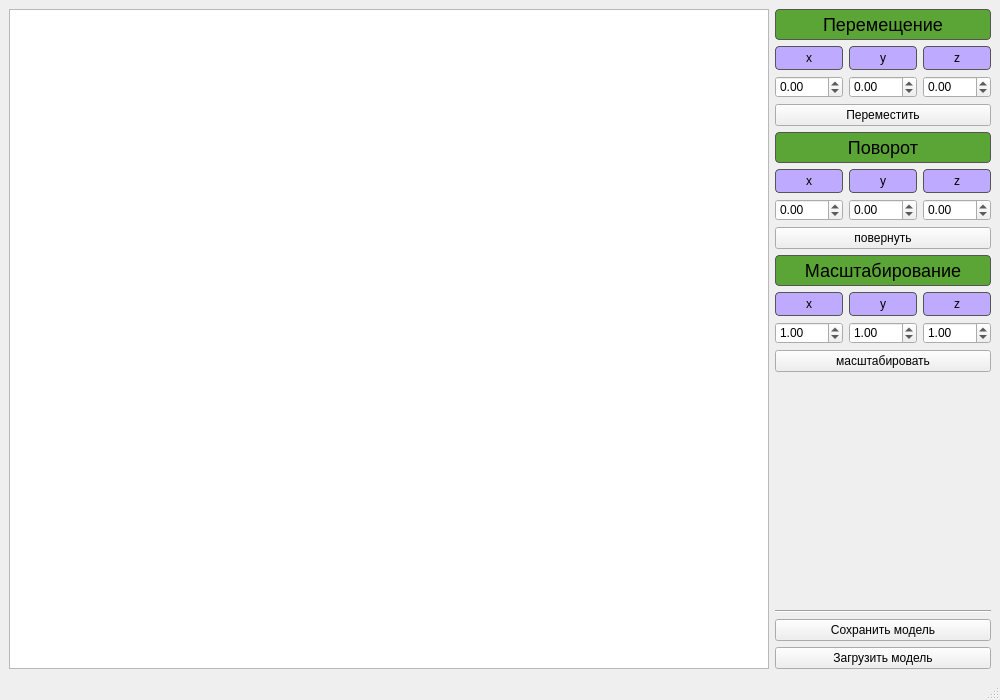
swilldi/BMSTU, file sem_4/oop/lab_03/UI/mainwindow.ui: the form before one commit.
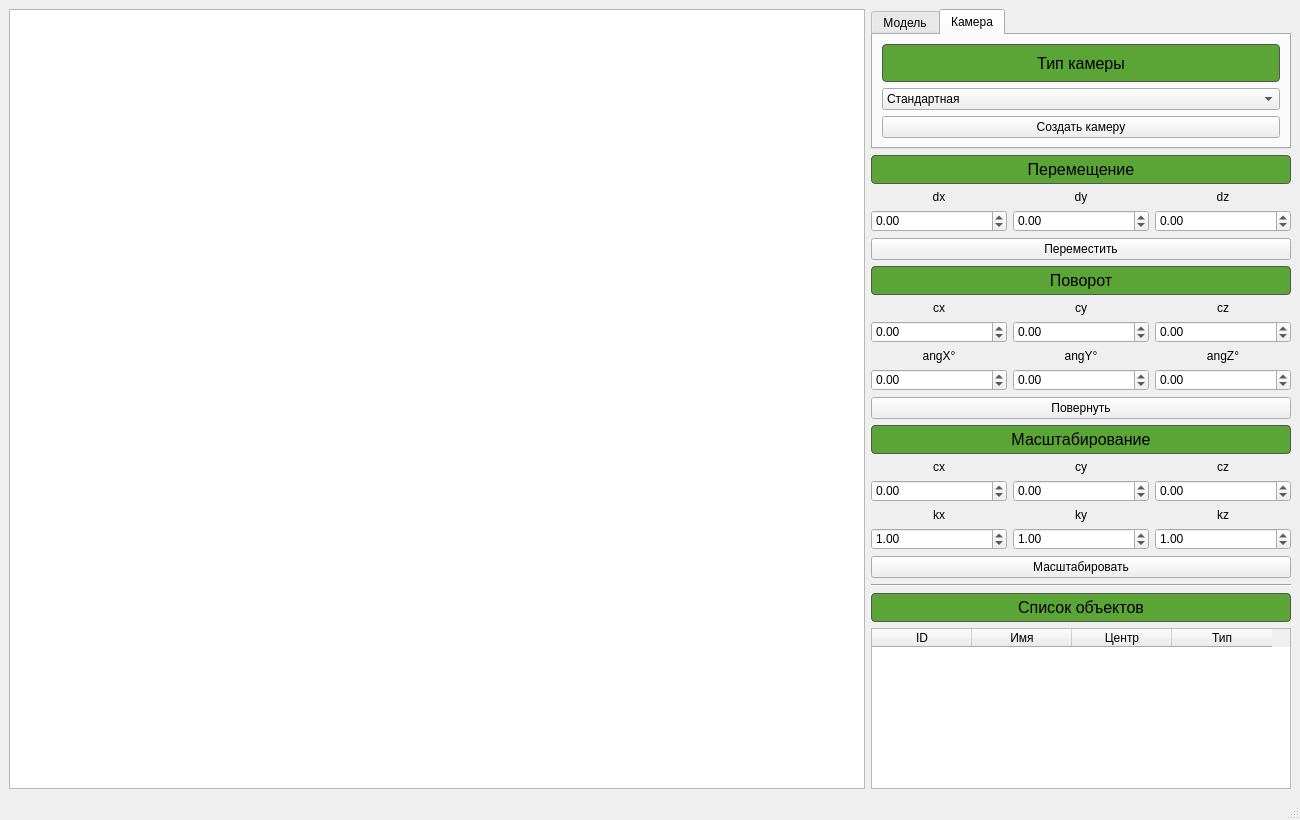
The form after the commit. The open tabs and pages were chosen to show the change.

Diff of the .ui file:
```diff
--- a/sem_4/oop/lab_03/UI/mainwindow.ui
+++ b/sem_4/oop/lab_03/UI/mainwindow.ui
@@ -6,22 +6,23 @@
    <rect>
     <x>0</x>
     <y>0</y>
-    <width>1000</width>
-    <height>700</height>
+    <width>1300</width>
+    <height>820</height>
    </rect>
   </property>
   <property name="minimumSize">
    <size>
-    <width>800</width>
-    <height>600</height>
+    <width>1100</width>
+    <height>700</height>
    </size>
   </property>
   <property name="windowTitle">
    <string>MainWindow</string>
   </property>
   <property name="styleSheet">
-   <string notr="true">QLabel#rotate_label, QLabel#move_label, QLabel#scale_label {
-	font-size: 18px;
+   <string notr="true">QLabel#move_label, QLabel#rotate_label, QLabel#scale_label,
+QLabel#model_label, QLabel#camera_label, QLabel#objects_label {
+    font-size: 16px;
     background-color: rgb(90, 165, 53);
     color: black;
     border: 1px solid #555;
@@ -29,14 +30,16 @@
     padding: 4px;
 }
 
-QLabel#rotate_x_label, QLabel#rotate_y_label, QLabel#rotate_z_label,
 QLabel#move_x_label, QLabel#move_y_label, QLabel#move_z_label,
-QLabel#scale_x_label, QLabel#scale_y_label, QLabel#scale_z_label {
-  background-color: rgb(190, 171, 255);
-  color: black;
-  border: 1px solid #555;
-  border-radius: 4px;
-  padding: 4px;
+QLabel#rotate_cx_label, QLabel#rotate_cy_label, QLabel#rotate_cz_label,
+QLabel#rotate_ax_label, QLabel#rotate_ay_label, QLabel#rotate_az_label,
+QLabel#scale_cx_label, QLabel#scale_cy_label, QLabel#scale_cz_label,
+QLabel#scale_kx_label, QLabel#scale_ky_label, QLabel#scale_kz_label {
+    background-color: rgb(190, 171, 255);
+    color: black;
+    border: 1px solid #555;
+    border-radius: 4px;
+    padding: 2px;
 }</string>
   </property>
   <widget class="QWidget" name="centralwidget">
@@ -44,14 +47,14 @@
     <item>
      <widget class="QGraphicsView" name="graphicsView">
       <property name="sizePolicy">
-       <sizepolicy hsizetype="Preferred" vsizetype="Preferred">
+       <sizepolicy hsizetype="Expanding" vsizetype="Expanding">
         <horstretch>0</horstretch>
         <verstretch>0</verstretch>
        </sizepolicy>
       </property>
       <property name="minimumSize">
        <size>
-        <width>0</width>
+        <width>600</width>
         <height>0</height>
        </size>
       </property>
@@ -66,22 +69,31 @@
     <item>
      <layout class="QVBoxLayout" name="verticalLayout_4">
       <item>
-       <layout class="QVBoxLayout" name="rotate_group">
-        <item>
-         <layout class="QVBoxLayout" name="move_group">
+       <widget class="QTabWidget" name="tabWidget">
+        <property name="sizePolicy">
+         <sizepolicy hsizetype="Preferred" vsizetype="Fixed">
+          <horstretch>0</horstretch>
+          <verstretch>0</verstretch>
+         </sizepolicy>
+        </property>
+        <property name="minimumSize">
+         <size>
+          <width>420</width>
+          <height>140</height>
+         </size>
+        </property>
+        <property name="currentIndex">
+         <number>0</number>
+        </property>
+        <widget class="QWidget" name="tabModel">
+         <attribute name="title">
+          <string>Модель</string>
+         </attribute>
+         <layout class="QVBoxLayout" name="tabModelLayout">
           <item>
-           <widget class="QLabel" name="move_label">
-            <property name="sizePolicy">
-             <sizepolicy hsizetype="Preferred" vsizetype="Expanding">
-              <horstretch>0</horstretch>
-              <verstretch>0</verstretch>
-             </sizepolicy>
-            </property>
-            <property name="styleSheet">
-             <string notr="true">F</string>
-            </property>
+           <widget class="QLabel" name="model_label">
             <property name="text">
-             <string>Перемещение</string>
+             <string>Внутреннее представление</string>
             </property>
             <property name="alignment">
              <set>Qt::AlignmentFlag::AlignCenter</set>
@@ -89,132 +101,132 @@
            </widget>
           </item>
           <item>
-           <layout class="QHBoxLayout" name="horizontalLayout_3">
+           <widget class="QComboBox" name="modelReprList">
             <item>
-             <widget class="QLabel" name="move_x_label">
-              <property name="sizePolicy">
-               <sizepolicy hsizetype="Preferred" vsizetype="Fixed">
-                <horstretch>0</horstretch>
-                <verstretch>0</verstretch>
-               </sizepolicy>
-              </property>
-              <property name="text">
-               <string>x</string>
-              </property>
-              <property name="alignment">
-               <set>Qt::AlignmentFlag::AlignCenter</set>
-              </property>
-             </widget>
+             <property name="text">
+              <string>Список точек и рёбер</string>
+             </property>
             </item>
             <item>
-             <widget class="QLabel" name="move_y_label">
-              <property name="sizePolicy">
-               <sizepolicy hsizetype="Preferred" vsizetype="Fixed">
-                <horstretch>0</horstretch>
-                <verstretch>0</verstretch>
-               </sizepolicy>
-              </property>
-              <property name="text">
-               <string>y</string>
-              </property>
-              <property name="alignment">
-               <set>Qt::AlignmentFlag::AlignCenter</set>
-              </property>
-             </widget>
+             <property name="text">
+              <string>Матрица смежности</string>
+             </property>
             </item>
-            <item>
-             <widget class="QLabel" name="move_z_label">
-              <property name="sizePolicy">
-               <sizepolicy hsizetype="Preferred" vsizetype="Fixed">
-                <horstretch>0</horstretch>
-                <verstretch>0</verstretch>
-               </sizepolicy>
-              </property>
-              <property name="text">
-               <string>z</string>
-              </property>
-              <property name="alignment">
-               <set>Qt::AlignmentFlag::AlignCenter</set>
-              </property>
-             </widget>
-            </item>
-           </layout>
+           </widget>
           </item>
           <item>
-           <layout class="QHBoxLayout" name="horizontalLayout_4">
-            <property name="spacing">
-             <number>-1</number>
+           <widget class="QPushButton" name="loadModelBtn">
+            <property name="text">
+             <string>Загрузить модель</string>
             </property>
-            <property name="leftMargin">
-             <number>0</number>
+           </widget>
+          </item>
+         </layout>
+        </widget>
+        <widget class="QWidget" name="tabCamera">
+         <attribute name="title">
+          <string>Камера</string>
+         </attribute>
+         <layout class="QVBoxLayout" name="tabCameraLayout">
+          <item>
+           <widget class="QLabel" name="camera_label">
+            <property name="text">
+             <string>Тип камеры</string>
             </property>
-            <property name="topMargin">
-             <number>0</number>
+            <property name="alignment">
+             <set>Qt::AlignmentFlag::AlignCenter</set>
             </property>
+           </widget>
+          </item>
+          <item>
+           <widget class="QComboBox" name="cameraTypeList">
             <item>
-             <widget class="QDoubleSpinBox" name="move_x">
-              <property name="sizePolicy">
-               <sizepolicy hsizetype="Minimum" vsizetype="Fixed">
-                <horstretch>0</horstretch>
-                <verstretch>0</verstretch>
-               </sizepolicy>
-              </property>
-              <property name="minimum">
-               <double>-100.000000000000000</double>
-              </property>
-              <property name="maximum">
-               <double>100.000000000000000</double>
-              </property>
-             </widget>
+             <property name="text">
+              <string>Стандартная</string>
+             </property>
             </item>
-            <item>
-             <widget class="QDoubleSpinBox" name="move_y">
-              <property name="minimum">
-               <double>-100.000000000000000</double>
-              </property>
-              <property name="maximum">
-               <double>100.000000000000000</double>
-              </property>
-             </widget>
-            </item>
-            <item>
-             <widget class="QDoubleSpinBox" name="move_z">
-              <property name="minimum">
-               <double>-100.000000000000000</double>
-              </property>
-              <property name="maximum">
-               <double>100.000000000000000</double>
-              </property>
-             </widget>
-            </item>
-           </layout>
+           </widget>
           </item>
           <item>
-           <widget class="QPushButton" name="move_button">
-            <property name="sizePolicy">
-             <sizepolicy hsizetype="Minimum" vsizetype="Fixed">
-              <horstretch>0</horstretch>
-              <verstretch>0</verstretch>
-             </sizepolicy>
-            </property>
+           <widget class="QPushButton" name="createCameraBtn">
             <property name="text">
-             <string>Переместить</string>
+             <string>Создать камеру</string>
             </property>
            </widget>
           </item>
          </layout>
+        </widget>
+       </widget>
+      </item>
+      <item>
+       <layout class="QVBoxLayout" name="moveGroup">
+        <item>
+         <widget class="QLabel" name="move_label">
+          <property name="text">
+           <string>Перемещение</string>
+          </property>
+          <property name="alignment">
+           <set>Qt::AlignmentFlag::AlignCenter</set>
+          </property>
+         </widget>
         </item>
+        <item>
+         <layout class="QHBoxLayout" name="moveLabelsRow">
+          <item>
+           <widget class="QLabel" name="move_x_label">
+            <property name="text"><string>dx</string></property>
+            <property name="alignment"><set>Qt::AlignmentFlag::AlignCenter</set></property>
+           </widget>
+          </item>
+          <item>
+           <widget class="QLabel" name="move_y_label">
+            <property name="text"><string>dy</string></property>
+            <property name="alignment"><set>Qt::AlignmentFlag::AlignCenter</set></property>
+           </widget>
+          </item>
+          <item>
+           <widget class="QLabel" name="move_z_label">
+            <property name="text"><string>dz</string></property>
+            <property name="alignment"><set>Qt::AlignmentFlag::AlignCenter</set></property>
+           </widget>
+          </item>
+         </layout>
+        </item>
+        <item>
+         <layout class="QHBoxLayout" name="moveInputsRow">
+          <item>
+           <widget class="QDoubleSpinBox" name="dxOffsetInput">
+            <property name="minimum"><double>-1000.000000000000000</double></property>
+            <property name="maximum"><double>1000.000000000000000</double></property>
+           </widget>
+          </item>
+          <item>
+           <widget class="QDoubleSpinBox" name="dyOffsetInput">
+            <property name="minimum"><double>-1000.000000000000000</double></property>
+            <property name="maximum"><double>1000.000000000000000</double></property>
+           </widget>
+          </item>
+          <item>
+           <widget class="QDoubleSpinBox" name="dzOffsetInput">
+            <property name="minimum"><double>-1000.000000000000000</double></property>
+            <property name="maximum"><double>1000.000000000000000</double></property>
+           </widget>
+          </item>
+         </layout>
+        </item>
+        <item>
+         <widget class="QPushButton" name="applyShiftBtn">
+          <property name="text">
+           <string>Переместить</string>
+          </property>
+         </widget>
+        </item>
+       </layout>
+      </item>
+      <item>
+       <layout class="QVBoxLayout" name="rotateGroup">
         <item>
          <widget class="QLabel" name="rotate_label">
-          <property name="sizePolicy">
-           <sizepolicy hsizetype="Preferred" vsizetype="Fixed">
-            <horstretch>0</horstretch>
-            <verstretch>0</verstretch>
-           </sizepolicy>
-          </property>
-          <property name="styleSheet">
-           <string notr="true">F</string>
-          </property>
           <property name="text">
            <string>Поворот</string>
           </property>
@@ -224,101 +236,97 @@
          </widget>
         </item>
         <item>
-         <layout class="QHBoxLayout" name="horizontalLayout_2">
+         <layout class="QHBoxLayout" name="rotateCenterLabelsRow">
           <item>
-           <widget class="QLabel" name="rotate_x_label">
-            <property name="sizePolicy">
-             <sizepolicy hsizetype="Preferred" vsizetype="Fixed">
-              <horstretch>0</horstretch>
-              <verstretch>0</verstretch>
-             </sizepolicy>
-            </property>
-            <property name="text">
-             <string>x</string>
-            </property>
-            <property name="alignment">
-             <set>Qt::AlignmentFlag::AlignCenter</set>
-            </property>
+           <widget class="QLabel" name="rotate_cx_label">
+            <property name="text"><string>cx</string></property>
+            <property name="alignment"><set>Qt::AlignmentFlag::AlignCenter</set></property>
            </widget>
           </item>
           <item>
-           <widget class="QLabel" name="rotate_y_label">
-            <property name="sizePolicy">
-             <sizepolicy hsizetype="Preferred" vsizetype="Fixed">
-              <horstretch>0</horstretch>
-              <verstretch>0</verstretch>
-             </sizepolicy>
-            </property>
-            <property name="text">
-             <string>y</string>
-            </property>
-            <property name="alignment">
-             <set>Qt::AlignmentFlag::AlignCenter</set>
-            </property>
+           <widget class="QLabel" name="rotate_cy_label">
+            <property name="text"><string>cy</string></property>
+            <property name="alignment"><set>Qt::AlignmentFlag::AlignCenter</set></property>
            </widget>
           </item>
           <item>
-           <widget class="QLabel" name="rotate_z_label">
-            <property name="sizePolicy">
-             <sizepolicy hsizetype="Preferred" vsizetype="Fixed">
-              <horstretch>0</horstretch>
-              <verstretch>0</verstretch>
-             </sizepolicy>
-            </property>
-            <property name="text">
-             <string>z</string>
-            </property>
-            <property name="alignment">
-             <set>Qt::AlignmentFlag::AlignCenter</set>
-            </property>
+           <widget class="QLabel" name="rotate_cz_label">
+            <property name="text"><string>cz</string></property>
+            <property name="alignment"><set>Qt::AlignmentFlag::AlignCenter</set></property>
            </widget>
           </item>
          </layout>
         </item>
         <item>
-         <layout class="QHBoxLayout" name="horizontalLayout">
+         <layout class="QHBoxLayout" name="rotateCenterInputsRow">
           <item>
-           <widget class="QDoubleSpinBox" name="rotate_x">
-            <property name="minimum">
-             <double>-100.000000000000000</double>
-            </property>
-            <property name="maximum">
-             <double>100.000000000000000</double>
-            </property>
+           <widget class="QDoubleSpinBox" name="centerXRotate">
+            <property name="minimum"><double>-1000.000000000000000</double></property>
+            <property name="maximum"><double>1000.000000000000000</double></property>
            </widget>
           </item>
           <item>
-           <widget class="QDoubleSpinBox" name="rotate_y">
-            <property name="minimum">
-             <double>-100.000000000000000</double>
-            </property>
-            <property name="maximum">
-             <double>100.000000000000000</double>
-            </property>
+           <widget class="QDoubleSpinBox" name="centerYRotate">
+            <property name="minimum"><double>-1000.000000000000000</double></property>
+            <property name="maximum"><double>1000.000000000000000</double></property>
            </widget>
           </item>
           <item>
-           <widget class="QDoubleSpinBox" name="rotate_z">
-            <property name="minimum">
-             <double>-100.000000000000000</double>
-            </property>
-            <property name="maximum">
-             <double>100.000000000000000</double>
-            </property>
+           <widget class="QDoubleSpinBox" name="centerZRotate">
+            <property name="minimum"><double>-1000.000000000000000</double></property>
+            <property name="maximum"><double>1000.000000000000000</double></property>
            </widget>
           </item>
          </layout>
         </item>
         <item>
-         <widget class="QPushButton" name="rotate_button">
-          <property name="sizePolicy">
-           <sizepolicy hsizetype="Preferred" vsizetype="Fixed">
-            <horstretch>0</horstretch>
-            <verstretch>0</verstretch>
-           </sizepolicy>
-          </property>
+         <layout class="QHBoxLayout" name="rotateAngleLabelsRow">
+          <item>
+           <widget class="QLabel" name="rotate_ax_label">
+            <property name="text"><string>angX°</string></property>
+            <property name="alignment"><set>Qt::AlignmentFlag::AlignCenter</set></property>
+           </widget>
+          </item>
+          <item>
+           <widget class="QLabel" name="rotate_ay_label">
+            <property name="text"><string>angY°</string></property>
+            <property name="alignment"><set>Qt::AlignmentFlag::AlignCenter</set></property>
+           </widget>
+          </item>
+          <item>
+           <widget class="QLabel" name="rotate_az_label">
+            <property name="text"><string>angZ°</string></property>
+            <property name="alignment"><set>Qt::AlignmentFlag::AlignCenter</set></property>
+           </widget>
+          </item>
+         </layout>
+        </item>
+        <item>
+         <layout class="QHBoxLayout" name="rotateAngleInputsRow">
+          <item>
+           <widget class="QDoubleSpinBox" name="angleXRotate">
+            <property name="minimum"><double>-360.000000000000000</double></property>
+            <property name="maximum"><double>360.000000000000000</double></property>
+           </widget>
+          </item>
+          <item>
+           <widget class="QDoubleSpinBox" name="angleYRotate">
+            <property name="minimum"><double>-360.000000000000000</double></property>
+            <property name="maximum"><double>360.000000000000000</double></property>
+           </widget>
+          </item>
+          <item>
+           <widget class="QDoubleSpinBox" name="angleZRotate">
+            <property name="minimum"><double>-360.000000000000000</double></property>
+            <property name="maximum"><double>360.000000000000000</double></property>
+           </widget>
+          </item>
+         </layout>
+        </item>
+        <item>
+         <widget class="QPushButton" name="applyRotateBtn">
           <property name="text">
-           <string>повернуть</string>
+           <string>Повернуть</string>
           </property>
          </widget>
         </item>
@@ -328,15 +336,6 @@
        <layout class="QVBoxLayout" name="scale_group">
         <item>
          <widget class="QLabel" name="scale_label">
-          <property name="sizePolicy">
-           <sizepolicy hsizetype="Preferred" vsizetype="Fixed">
-            <horstretch>0</horstretch>
-            <verstretch>0</verstretch>
-           </sizepolicy>
-          </property>
-          <property name="styleSheet">
-           <string notr="true">F</string>
-          </property>
           <property name="text">
            <string>Масштабирование</string>
           </property>
@@ -348,51 +347,21 @@
         <item>
          <layout class="QHBoxLayout" name="horizontalLayout_5">
           <item>
-           <widget class="QLabel" name="scale_x_label">
-            <property name="sizePolicy">
-             <sizepolicy hsizetype="Preferred" vsizetype="Fixed">
-              <horstretch>0</horstretch>
-              <verstretch>0</verstretch>
-             </sizepolicy>
-            </property>
-            <property name="text">
-             <string>x</string>
-            </property>
-            <property name="alignment">
-             <set>Qt::AlignmentFlag::AlignCenter</set>
-            </property>
+           <widget class="QLabel" name="scale_cx_label">
+            <property name="text"><string>cx</string></property>
+            <property name="alignment"><set>Qt::AlignmentFlag::AlignCenter</set></property>
            </widget>
           </item>
           <item>
-           <widget class="QLabel" name="scale_y_label">
-            <property name="sizePolicy">
-             <sizepolicy hsizetype="Preferred" vsizetype="Fixed">
-              <horstretch>0</horstretch>
-              <verstretch>0</verstretch>
-             </sizepolicy>
-            </property>
-            <property name="text">
-             <string>y</string>
-            </property>
-            <property name="alignment">
-             <set>Qt::AlignmentFlag::AlignCenter</set>
-            </property>
+           <widget class="QLabel" name="scale_cy_label">
+            <property name="text"><string>cy</string></property>
+            <property name="alignment"><set>Qt::AlignmentFlag::AlignCenter</set></property>
            </widget>
           </item>
           <item>
-           <widget class="QLabel" name="scale_z_label">
-            <property name="sizePolicy">
-             <sizepolicy hsizetype="Preferred" vsizetype="Fixed">
-              <horstretch>0</horstretch>
-              <verstretch>0</verstretch>
-             </sizepolicy>
-            </property>
-            <property name="text">
-             <string>z</string>
-            </property>
-            <property name="alignment">
-             <set>Qt::AlignmentFlag::AlignCenter</set>
-            </property>
+           <widget class="QLabel" name="scale_cz_label">
+            <property name="text"><string>cz</string></property>
+            <property name="alignment"><set>Qt::AlignmentFlag::AlignCenter</set></property>
            </widget>
           </item>
          </layout>
@@ -400,101 +369,137 @@
         <item>
          <layout class="QHBoxLayout" name="horizontalLayout_6">
           <item>
-           <widget class="QDoubleSpinBox" name="scale_x">
-            <property name="minimum">
-             <double>0.010000000000000</double>
-            </property>
-            <property name="maximum">
-             <double>100.000000000000000</double>
-            </property>
-            <property name="value">
-             <double>1.000000000000000</double>
-            </property>
+           <widget class="QDoubleSpinBox" name="centerXScale">
+            <property name="minimum"><double>-1000.000000000000000</double></property>
+            <property name="maximum"><double>1000.000000000000000</double></property>
            </widget>
           </item>
           <item>
-           <widget class="QDoubleSpinBox" name="scale_y">
-            <property name="minimum">
-             <double>0.010000000000000</double>
-            </property>
-            <property name="maximum">
-             <double>100.000000000000000</double>
-            </property>
-            <property name="value">
-             <double>1.000000000000000</double>
-            </property>
+           <widget class="QDoubleSpinBox" name="centerYScale">
+            <property name="minimum"><double>-1000.000000000000000</double></property>
+            <property name="maximum"><double>1000.000000000000000</double></property>
            </widget>
           </item>
           <item>
-           <widget class="QDoubleSpinBox" name="scale_z">
-            <property name="minimum">
-             <double>0.010000000000000</double>
-            </property>
-            <property name="maximum">
-             <double>100.000000000000000</double>
-            </property>
-            <property name="value">
-             <double>1.000000000000000</double>
-            </property>
+           <widget class="QDoubleSpinBox" name="centerZScale">
+            <property name="minimum"><double>-1000.000000000000000</double></property>
+            <property name="maximum"><double>1000.000000000000000</double></property>
            </widget>
           </item>
          </layout>
         </item>
         <item>
-         <widget class="QPushButton" name="scale_button">
-          <property name="sizePolicy">
-           <sizepolicy hsizetype="Preferred" vsizetype="Fixed">
-            <horstretch>0</horstretch>
-            <verstretch>0</verstretch>
-           </sizepolicy>
-          </property>
+         <layout class="QHBoxLayout" name="scaleKLabelsRow">
+          <item>
+           <widget class="QLabel" name="scale_kx_label">
+            <property name="text"><string>kx</string></property>
+            <property name="alignment"><set>Qt::AlignmentFlag::AlignCenter</set></property>
+           </widget>
+          </item>
+          <item>
+           <widget class="QLabel" name="scale_ky_label">
+            <property name="text"><string>ky</string></property>
+            <property name="alignment"><set>Qt::AlignmentFlag::AlignCenter</set></property>
+           </widget>
+          </item>
+          <item>
+           <widget class="QLabel" name="scale_kz_label">
+            <property name="text"><string>kz</string></property>
+            <property name="alignment"><set>Qt::AlignmentFlag::AlignCenter</set></property>
+           </widget>
+          </item>
+         </layout>
+        </item>
+        <item>
+         <layout class="QHBoxLayout" name="scaleKInputsRow">
+          <item>
+           <widget class="QDoubleSpinBox" name="kXScale">
+            <property name="minimum"><double>0.010000000000000</double></property>
+            <property name="maximum"><double>100.000000000000000</double></property>
+            <property name="value"><double>1.000000000000000</double></property>
+           </widget>
+          </item>
+          <item>
+           <widget class="QDoubleSpinBox" name="kYScale">
+            <property name="minimum"><double>0.010000000000000</double></property>
+            <property name="maximum"><double>100.000000000000000</double></property>
+            <property name="value"><double>1.000000000000000</double></property>
+           </widget>
+          </item>
+          <item>
+           <widget class="QDoubleSpinBox" name="kZScale">
+            <property name="minimum"><double>0.010000000000000</double></property>
+            <property name="maximum"><double>100.000000000000000</double></property>
+            <property name="value"><double>1.000000000000000</double></property>
+           </widget>
+          </item>
+         </layout>
+        </item>
+        <item>
+         <widget class="QPushButton" name="applyScaleBtn">
           <property name="text">
-           <string>масштабировать</string>
+           <string>Масштабировать</string>
           </property>
          </widget>
         </item>
        </layout>
       </item>
       <item>
-       <spacer name="verticalSpacer">
+       <widget class="Line" name="separator">
         <property name="orientation">
-         <enum>Qt::Orientation::Vertical</enum>
+         <enum>Qt::Orientation::Horizontal</enum>
         </property>
-        <property name="sizeHint" stdset="0">
+       </widget>
+      </item>
+      <item>
+       <widget class="QLabel" name="objects_label">
+        <property name="text">
+         <string>Список объектов</string>
+        </property>
+        <property name="alignment">
+         <set>Qt::AlignmentFlag::AlignCenter</set>
+        </property>
+       </widget>
+      </item>
+      <item>
+       <widget class="QTableWidget" name="tableWidget">
+        <property name="sizePolicy">
+         <sizepolicy hsizetype="Preferred" vsizetype="Expanding">
+          <horstretch>0</horstretch>
+          <verstretch>1</verstretch>
+         </sizepolicy>
+        </property>
+        <property name="minimumSize">
          <size>
-          <width>20</width>
-          <height>40</height>
+          <width>0</width>
+          <height>120</height>
          </size>
         </property>
-       </spacer>
-      </item>
-      <item>
-       <layout class="QVBoxLayout" name="verticalLayout" stretch="0,0,0">
-        <property name="sizeConstraint">
-         <enum>QLayout::SizeConstraint::SetDefaultConstraint</enum>
+        <property name="columnCount">
+         <number>4</number>
         </property>
-        <item>
-         <widget class="Line" name="line">
-          <property name="orientation">
-           <enum>Qt::Orientation::Horizontal</enum>
-          </property>
-         </widget>
-        </item>
-        <item>
-         <widget class="QPushButton" name="save_model_button">
-          <property name="text">
-           <string>Сохранить модель</string>
-          </property>
-         </widget>
-        </item>
-        <item>
-         <widget class="QPushButton" name="load_model_button">
-          <property name="text">
-           <string>Загрузить модель</string>
-          </property>
-         </widget>
-        </item>
-       </layout>
+        <attribute name="horizontalHeaderMinimumSectionSize">
+         <number>45</number>
+        </attribute>
+        <attribute name="horizontalHeaderDefaultSectionSize">
+         <number>100</number>
+        </attribute>
+        <attribute name="verticalHeaderVisible">
+         <bool>false</bool>
+        </attribute>
+        <column>
+         <property name="text"><string>ID</string></property>
+        </column>
+        <column>
+         <property name="text"><string>Имя</string></property>
+        </column>
+        <column>
+         <property name="text"><string>Центр</string></property>
+        </column>
+        <column>
+         <property name="text"><string>Тип</string></property>
+        </column>
+       </widget>
       </item>
      </layout>
     </item>
```
Left out of the diff: 28 changed lines with no effect on the pictures.
